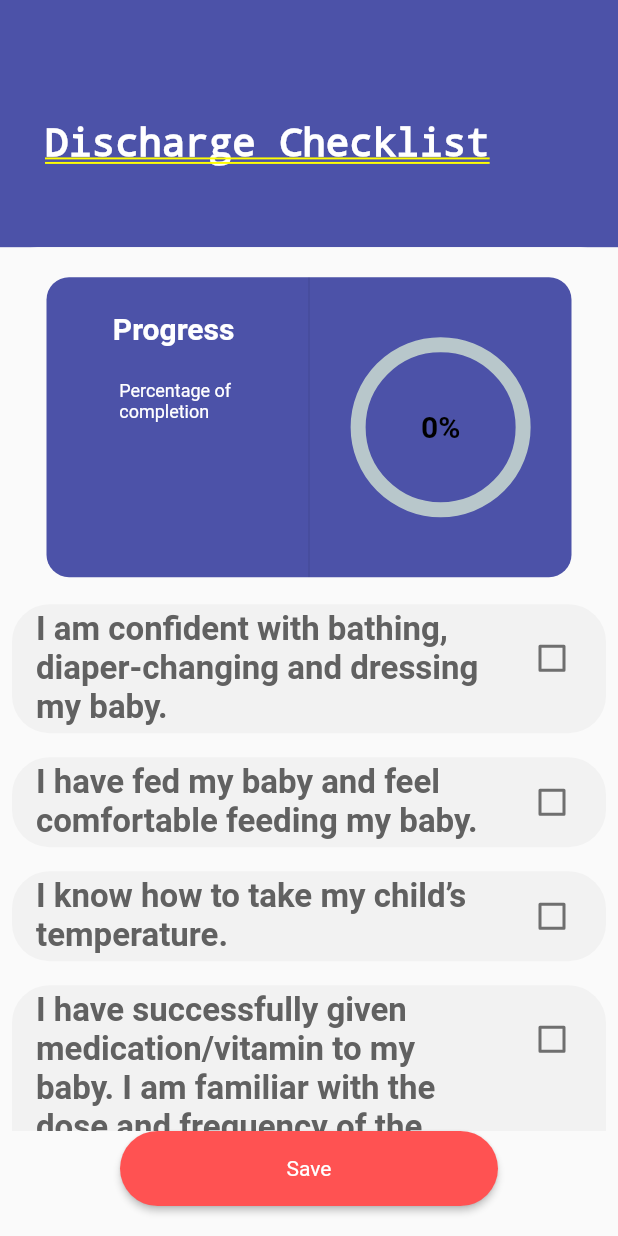
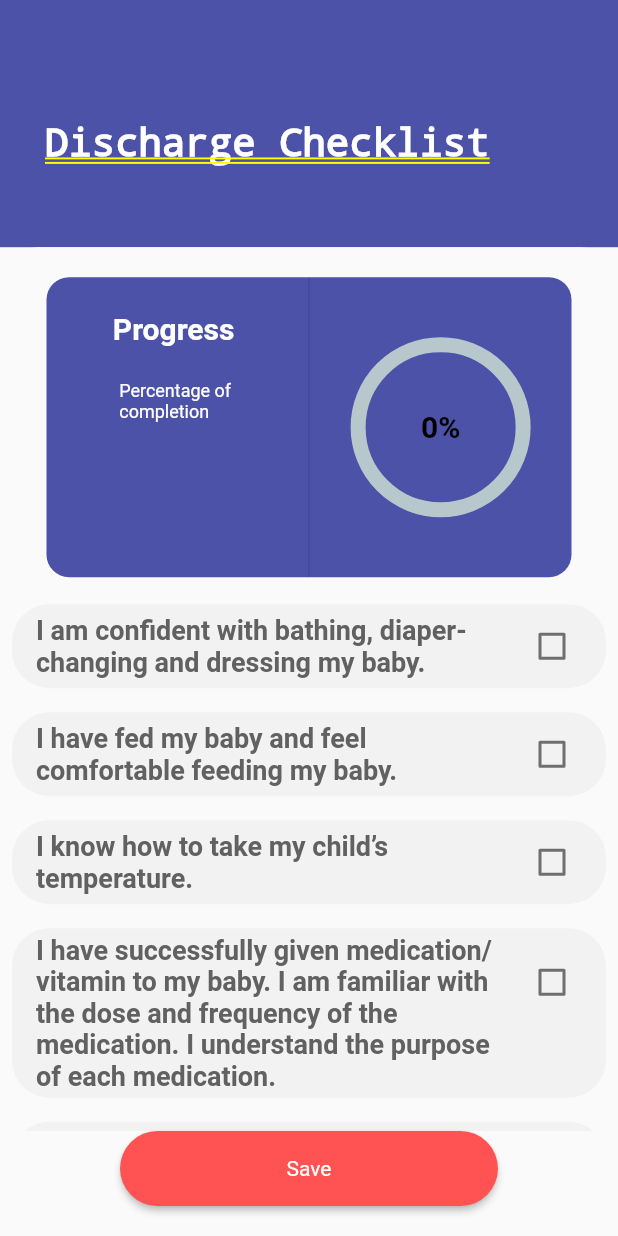
Before and after one commit to ccaian/Team-13-ITP-SE-39, a Flutter app: the DischargeCheckListPage screen opened directly, on a phone screen of 412 x 824 dp. Run offline on Flutter 3.47's test engine with Material 2 defaults, Android fonts, the phone set to English and light mode, and no system bars; drawn by our look-alikes of percent_indicator; our stand-ins replace circular_profile_avatar, cloud_firestore, datetime_picker_formfield, firebase_auth, firebase_core, firebase_database and 9 more; missing offline and left inert: dart:ffi, image_downloader; accounts and stored records are empty.

Commit message:
Worker Home fixes. Checklist font size

```diff
--- a/lib/dischargechecklist.dart
+++ b/lib/dischargechecklist.dart
@@ -102,9 +102,10 @@ class _DischargeCheckListPageState extends State<DischargeCheckListPage> {
                               color: Color(0xfff2f2f2),
                               borderRadius: BorderRadius.circular(25),
                               ),
+                                  child: Center(
                                     child: CheckboxListTile(
                                       title: new Text(key, style: TextStyle(
-                                      fontSize: 22.0,
+                                        fontSize: 18.0,
                                         fontWeight: FontWeight.bold,
                                         color: Colors.grey[700],
                                       )),
@@ -125,6 +126,7 @@ class _DischargeCheckListPageState extends State<DischargeCheckListPage> {
                                           }
                                         });
                                       },
+                                    ),
                                   )
                               )
                                   )
```
Also changed, not shown: lib/workerhome.dart (+6 -3 lines), 1 other file. Lines whose indentation alone changed are shown as unchanged.
